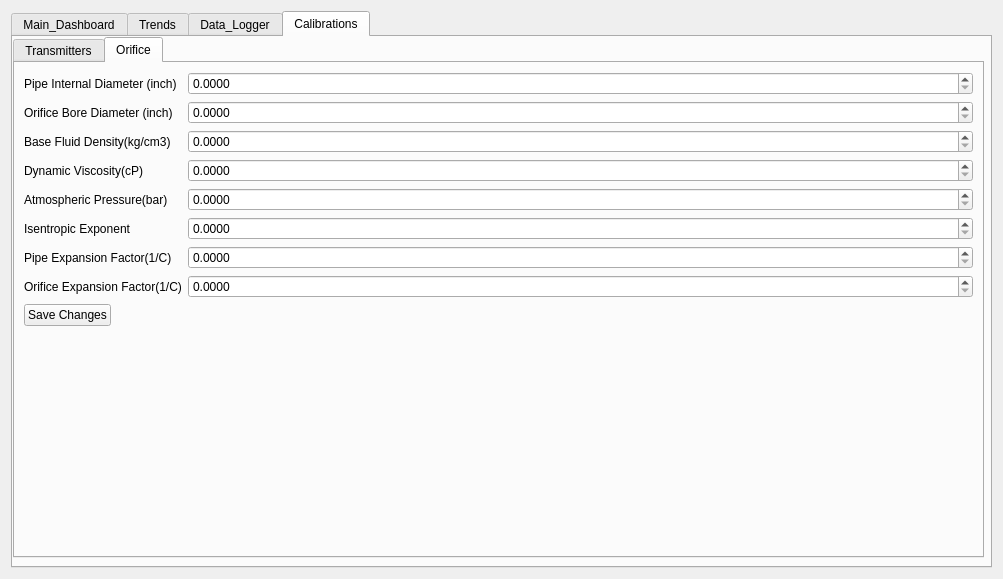
The window that dashboard.ui (Botunade/FlowComputer-2.0) describes before a commit, drawn with Qt 5.
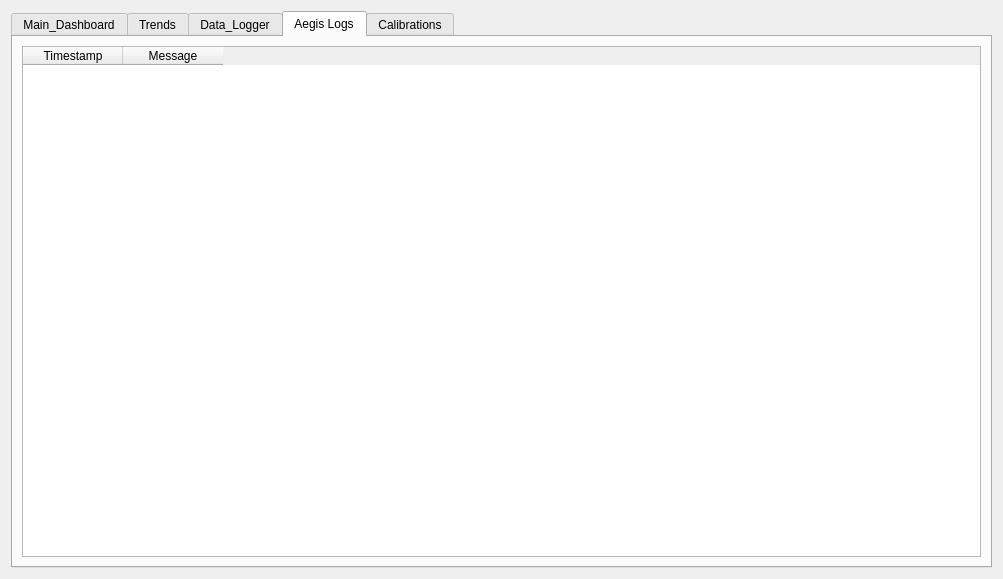
The same window after the commit.

Commit message: feat: expand web dashboard UI to match desktop dashboard - add Trends, Data Logger, Calibrations tabs with real-time chart visualization and data tables

Diff of the .ui file:
```diff
--- a/dashboard.ui
+++ b/dashboard.ui
@@ -185,6 +185,27 @@
        </item>
       </layout>
      </widget>
+     <widget class="QWidget" name="Aegis_Logs">
+      <attribute name="title">
+       <string>Aegis Logs</string>
+      </attribute>
+      <layout class="QGridLayout" name="gridLayout_15">
+       <item row="0" column="0">
+        <widget class="QTableWidget" name="table_aegis_logs">
+         <column>
+          <property name="text">
+           <string>Timestamp</string>
+          </property>
+         </column>
+         <column>
+          <property name="text">
+           <string>Message</string>
+          </property>
+         </column>
+        </widget>
+       </item>
+      </layout>
+     </widget>
      <widget class="QWidget" name="Calibrations">
       <attribute name="title">
        <string>Calibrations</string>
```
The commit also changes 7 other files.
